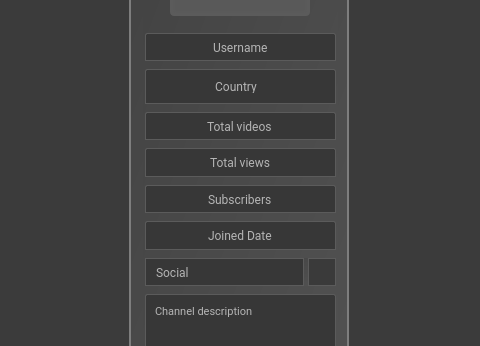
Above: ui/third_gui_style_up.ui from T4M1Z/GUI-PyQT5-Youtub3r_Scrap3r before the change; both pictures show x 532 to 1012 and y 336 to 682 of the 1209 by 820 pixel window. Below: the same form after it.
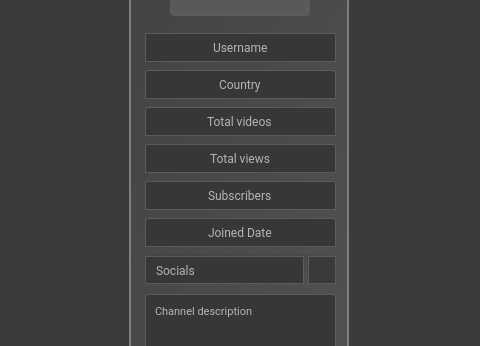
That is the form after the change. Icons and pictures are not drawn.

Diff of the .ui file:
```diff
--- a/ui/third_gui_style_up.ui
+++ b/ui/third_gui_style_up.ui
@@ -2941,99 +2941,62 @@
                             </widget>
                            </item>
                            <item>
-                            <widget class="QFrame" name="frame_34">
+                            <widget class="QLineEdit" name="country_channel">
                              <property name="minimumSize">
                               <size>
                                <width>0</width>
-                               <height>25</height>
+                               <height>28</height>
                               </size>
                              </property>
-                             <property name="maximumSize">
-                              <size>
-                               <width>16777215</width>
-                               <height>35</height>
-                              </size>
+                             <property name="font">
+                              <font>
+                               <family>Roboto</family>
+                               <weight>50</weight>
+                               <bold>false</bold>
+                              </font>
                              </property>
                              <property name="styleSheet">
-                              <string notr="true">QFrame{
-	border: 1px solid  rgb(91, 91, 91);
-	background-color: rgb(55, 55, 55);
-	border-bottom-left-radius:0px;
-	border-top-left-radius:2px;
-	border-bottom-right-radius:0px;
-	border-top-right-radius:2px;
-	padding:5px;
-
+                              <string notr="true">QLineEdit{
+background-color: rgb(55, 55, 55);
+	color: rgb(181, 181, 181);
+border: 1px solid  rgb(91, 91, 91);
+border-bottom-left-radius:0px;
+border-top-left-radius:2px;
+border-bottom-right-radius:0px;
+border-top-right-radius:2px;
+padding:5px;
 }
 
-
-QFrame::hover{background-color: rgb(59, 59, 59);}
+QLineEdit::hover{background-color: rgb(59, 59, 59);}
 
 
 QLineEdit::focus{
 	border:1px solid  rgb(121,121, 121);
-}</string>
-                             </property>
-                             <property name="frameShape">
-                              <enum>QFrame::StyledPanel</enum>
-                             </property>
-                             <property name="frameShadow">
-                              <enum>QFrame::Raised</enum>
-                             </property>
-                             <layout class="QHBoxLayout" name="horizontalLayout_28" stretch="0">
-                              <property name="spacing">
-                               <number>0</number>
-                              </property>
-                              <property name="leftMargin">
-                               <number>28</number>
-                              </property>
-                              <property name="topMargin">
-                               <number>0</number>
-                              </property>
-                              <property name="rightMargin">
-                               <number>37</number>
-                              </property>
-                              <property name="bottomMargin">
-                               <number>0</number>
-                              </property>
-                              <item>
-                               <widget class="QLabel" name="country_channel">
-                                <property name="minimumSize">
-                                 <size>
-                                  <width>48</width>
-                                  <height>0</height>
-                                 </size>
-                                </property>
-                                <property name="maximumSize">
-                                 <size>
-                                  <width>16777215</width>
-                                  <height>24</height>
-                                 </size>
-                                </property>
-                                <property name="font">
-                                 <font>
-                                  <family>Roboto</family>
-                                  <weight>50</weight>
-                                  <bold>false</bold>
-                                 </font>
-                                </property>
-                                <property name="styleSheet">
-                                 <string notr="true">
-	color: rgb(181, 181, 181);
+}
 
-border:none;
-background-color: qlineargradient(spread:pad, x1:0, y1:0.0116818, x2:1, y2:1, stop:1 rgba(0, 0, 0, 0));
 </string>
-                                </property>
-                                <property name="text">
-                                 <string>Country</string>
-                                </property>
-                                <property name="alignment">
-                                 <set>Qt::AlignCenter</set>
-                                </property>
-                               </widget>
-                              </item>
-                             </layout>
+                             </property>
+                             <property name="inputMask">
+                              <string/>
+                             </property>
+                             <property name="text">
+                              <string>Country</string>
+                             </property>
+                             <property name="frame">
+                              <bool>true</bool>
+                             </property>
+                             <property name="alignment">
+                              <set>Qt::AlignCenter</set>
+                             </property>
+                             <property name="dragEnabled">
+                              <bool>false</bool>
+                             </property>
+                             <property name="readOnly">
+                              <bool>true</bool>
+                             </property>
+                             <property name="placeholderText">
+                              <string>Joined date</string>
+                             </property>
                             </widget>
                            </item>
                            <item>
@@ -3321,13 +3284,14 @@
                                  <string notr="true">QComboBox{
 	border: 1px solid  rgb(91, 91, 91);
 	background-color: rgb(55, 55, 55);
-
+padding-right:10px;
 	color: rgb(181, 181, 181);
 padding-left:10px;
 
 		}
 QComboBox::drop-down 
 {
+
     border: 0px; /* This seems to replace the whole arrow of the combo box */
 }
 
@@ -3338,9 +3302,9 @@
 /* Define a new custom arrow icon for the combo box */
 QComboBox::down-arrow {
 	image: url(:/16x16/icons/16x16/cil-arrow-bottom.png);
-    width: 14px;
-    height: 14px;
-	padding-right:6px;
+
+padding-right:5px;
+
 padding-bottom:2px;
 }
 
@@ -3352,7 +3316,7 @@
                                 </property>
                                 <item>
                                  <property name="text">
-                                  <string>Social</string>
+                                  <string>Socials</string>
                                  </property>
                                 </item>
                                </widget>
```
Left out of the diff: 8 changed lines with no effect on the pictures.
